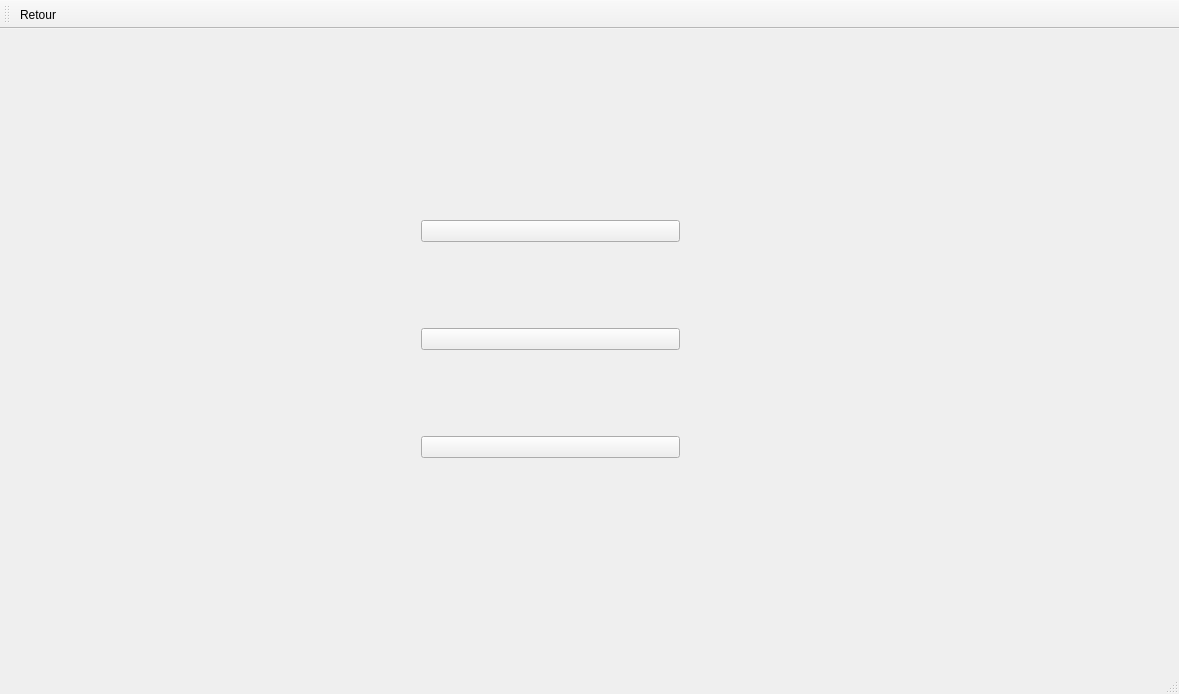
Before: the Qt Designer form mainwindow.ui in AdrienFM/LoveTester, drawn with Qt 5.
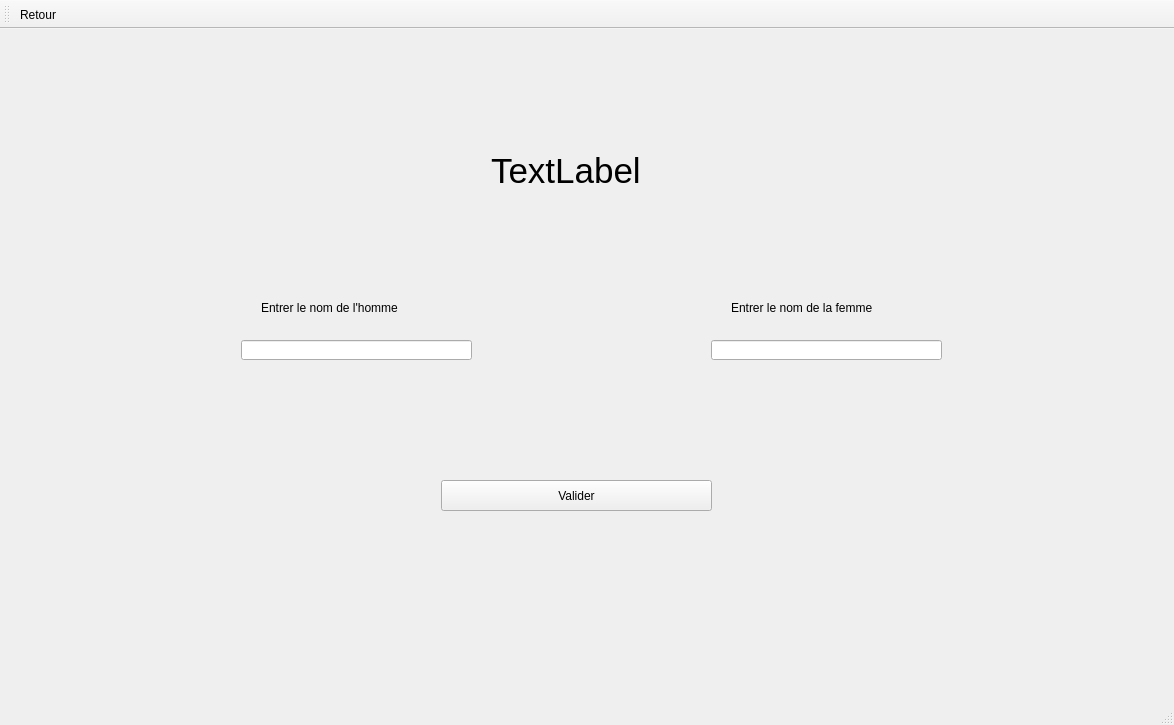
After: the same form once the commit is applied. Icons and pictures are not drawn.

Commit message: Essayer de calculer amour

Diff of the .ui file:
```diff
--- a/mainwindow.ui
+++ b/mainwindow.ui
@@ -6,39 +6,55 @@
    <rect>
     <x>0</x>
     <y>0</y>
-    <width>1179</width>
-    <height>694</height>
+    <width>1174</width>
+    <height>725</height>
    </rect>
   </property>
   <property name="windowTitle">
    <string>MainWindow</string>
   </property>
   <widget class="QWidget" name="centralWidget">
+   <layout class="QGridLayout" name="gridLayout">
+    <item row="0" column="0">
    <widget class="QStackedWidget" name="main_stackedWidget">
-    <property name="geometry">
-     <rect>
-      <x>10</x>
-      <y>10</y>
-      <width>1161</width>
-      <height>641</height>
-     </rect>
-    </property>
     <property name="currentIndex">
-     <number>0</number>
+       <number>1</number>
     </property>
     <widget class="QWidget" name="page">
-     <widget class="QWidget" name="verticalLayoutWidget">
+       <widget class="QLabel" name="logo_label">
       <property name="geometry">
        <rect>
-        <x>400</x>
+          <x>440</x>
         <y>90</y>
-        <width>281</width>
-        <height>421</height>
-       </rect>
-      </property>
-      <layout class="QVBoxLayout" name="orentationS_verticalLayout">
+          <width>231</width>
+          <height>75</height>
+         </rect>
+        </property>
+        <property name="font">
+         <font>
+          <family>Rockwell Condensed</family>
+          <pointsize>48</pointsize>
+         </font>
+        </property>
+        <property name="text">
+         <string>Love Tester</string>
+        </property>
+       </widget>
+       <widget class="QWidget" name="verticalLayoutWidget">
+        <property name="geometry">
+         <rect>
+          <x>470</x>
+          <y>220</y>
+          <width>160</width>
+          <height>271</height>
+         </rect>
+        </property>
+        <layout class="QVBoxLayout" name="button_verticalLayout">
        <item>
         <widget class="QPushButton" name="hetero_pushButton">
+           <property name="toolTip">
+            <string>Hétérosexuelle</string>
+           </property>
          <property name="text">
           <string/>
          </property>
@@ -56,6 +72,9 @@
        </item>
        <item>
         <widget class="QPushButton" name="homo_pushButton">
+           <property name="toolTip">
+            <string>HomoSexuel</string>
+           </property>
          <property name="text">
           <string/>
          </property>
@@ -73,6 +92,9 @@
        </item>
        <item>
         <widget class="QPushButton" name="lesbi_pushButton">
+           <property name="toolTip">
+            <string>Lesbienne</string>
+           </property>
          <property name="text">
           <string/>
          </property>
@@ -90,18 +112,102 @@
        </item>
       </layout>
      </widget>
+       <zorder>logo_label</zorder>
+       <zorder>verticalLayoutWidget</zorder>
+       <zorder>verticalLayoutWidget</zorder>
+      </widget>
+      <widget class="QWidget" name="page_1">
+       <widget class="QLineEdit" name="hommeHetero_lineEdit">
+        <property name="geometry">
+         <rect>
+          <x>230</x>
+          <y>300</y>
+          <width>231</width>
+          <height>20</height>
+         </rect>
+        </property>
+       </widget>
+       <widget class="QLineEdit" name="femmeHetero_lineEdit">
+        <property name="geometry">
+         <rect>
+          <x>700</x>
+          <y>300</y>
+          <width>231</width>
+          <height>20</height>
+         </rect>
+        </property>
+       </widget>
+       <widget class="QLabel" name="hommeHetero_label">
+        <property name="geometry">
+         <rect>
+          <x>250</x>
+          <y>260</y>
+          <width>141</width>
+          <height>16</height>
+         </rect>
+        </property>
+        <property name="text">
+         <string>Entrer le nom de l'homme</string>
+        </property>
+       </widget>
+       <widget class="QLabel" name="femmeHetero_label">
+        <property name="geometry">
+         <rect>
+          <x>720</x>
+          <y>260</y>
+          <width>151</width>
+          <height>16</height>
+         </rect>
+        </property>
+        <property name="text">
+         <string>Entrer le nom de la femme</string>
+        </property>
+       </widget>
+       <widget class="QPushButton" name="validerHetero_pushButton">
+        <property name="geometry">
+         <rect>
+          <x>430</x>
+          <y>440</y>
+          <width>271</width>
+          <height>31</height>
+         </rect>
+        </property>
+        <property name="text">
+         <string>Valider</string>
+        </property>
+       </widget>
+       <widget class="QLabel" name="pourcentageAmour_label">
+        <property name="geometry">
+         <rect>
+          <x>480</x>
+          <y>100</y>
+          <width>221</width>
+          <height>61</height>
+         </rect>
+        </property>
+        <property name="font">
+         <font>
+          <pointsize>26</pointsize>
+         </font>
+        </property>
+        <property name="text">
+         <string>TextLabel</string>
+        </property>
+       </widget>
     </widget>
     <widget class="QWidget" name="page_2"/>
     <widget class="QWidget" name="page_3"/>
     <widget class="QWidget" name="page_4"/>
    </widget>
+    </item>
+   </layout>
   </widget>
   <widget class="QMenuBar" name="menuBar">
    <property name="geometry">
     <rect>
      <x>0</x>
      <y>0</y>
-     <width>1179</width>
+     <width>1174</width>
      <height>21</height>
     </rect>
    </property>
```
Lines whose indentation alone changed are shown as unchanged. The commit also changes 24 other files.
